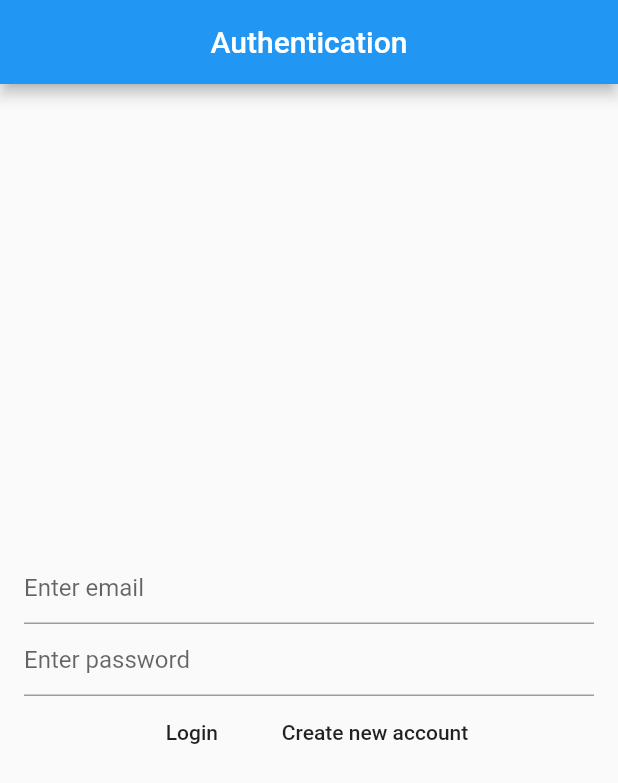
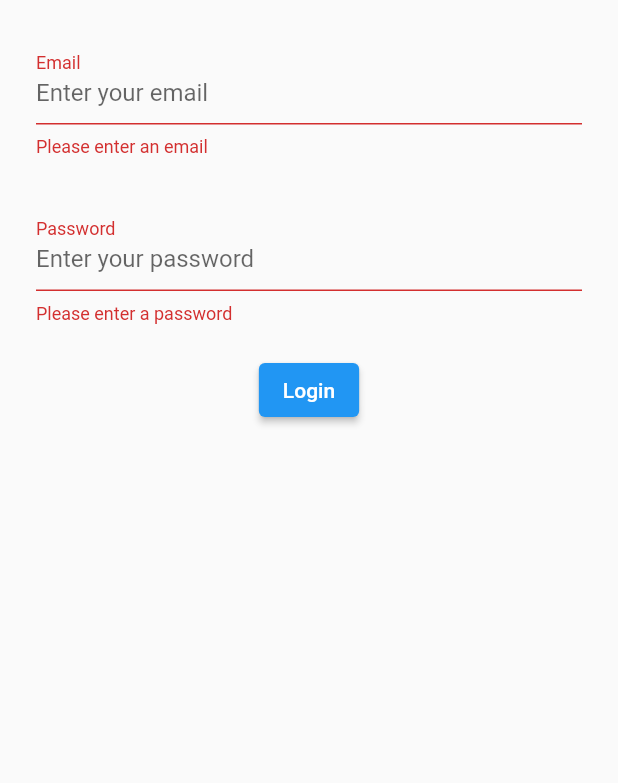
Before and after one commit to casa98/UniFavores-Flutter, a Flutter app: the screen it shows after launch, after a tap on "Login", on a phone screen of 412 x 824 dp. Shown: the top 783 px of the screen. Run offline on Flutter 3.47's test engine with Material 2 defaults, Android fonts, the phone set to English and light mode, and no system bars; our stand-ins replace email_validator, firebase_auth, firebase_core; accounts and stored records are empty.

Commit message:
Setup new Login (not UI yet)

```diff
--- a/lib/main.dart
+++ b/lib/main.dart
@@ -16,7 +16,6 @@ class MyApp extends StatelessWidget {
   @override
   Widget build(BuildContext context) {
     return MaterialApp(
-      initialRoute: '/',
       routes: {
         '/': (context) => Wrapper(),
         '/home': (context) => HomePage('Unassigned Favors'),
--- a/lib/screens/auth/login.dart
+++ b/lib/screens/auth/login.dart
@@ -1,4 +1,6 @@
+import 'package:auth/services/auth.dart';
 import 'package:flutter/material.dart';
+import 'package:email_validator/email_validator.dart';
 
 class Login extends StatefulWidget {
   final Function toggleView;
@@ -9,9 +11,84 @@ class Login extends StatefulWidget {
 }
 
 class _LoginState extends State<Login> {
+  final _formKey = GlobalKey<FormState>();
+  String _email;
+  String _password;
+  AuthService _auth = AuthService();
+
   @override
   Widget build(BuildContext context) {
-    return Center(
+    return Scaffold(
+      body: SafeArea(
+        child: Container(
+          padding: EdgeInsets.all(24.0),
+          child: Form(
+            key: _formKey,
+            child: Column(
+              children: [
+                buildEmailFormField(),
+                SizedBox(height: 30.0),
+                buildPasswordFormField(),
+                SizedBox(height: 20.0),
+                submitButton(),
+              ],
+            ),
+          ),
+        ),
+      ),
+    );
+  }
+
+  TextFormField buildEmailFormField() {
+    return TextFormField(
+      onChanged: (value) => _email = value,
+      validator: (value) {
+        if (value.isNotEmpty) {
+          if (!EmailValidator.validate(value)) {
+            return 'Please enter a valid email';
+          }
+        } else {
+          return 'Please enter an email';
+        }
+        return null;
+      },
+      decoration: InputDecoration(
+        labelText: "Email",
+        hintText: "Enter your email",
+        floatingLabelBehavior: FloatingLabelBehavior.always,
+      ),
+    );
+  }
+
+  TextFormField buildPasswordFormField() {
+    return TextFormField(
+      obscureText: true,
+      onChanged: (value) => _password = value,
+      validator: (value) {
+        if (value.isNotEmpty) {
+          if (value.length < 6) {
+            return 'Please enter a longer password (>5)';
+          }
+        } else {
+          return 'Please enter a password';
+        }
+        return null;
+      },
+      decoration: InputDecoration(
+        labelText: "Password",
+        hintText: "Enter your password",
+        floatingLabelBehavior: FloatingLabelBehavior.always,
+      ),
+    );
+  }
+
+  ElevatedButton submitButton() {
+    return ElevatedButton(
+      onPressed: () {
+        if (_formKey.currentState.validate()) {
+          _auth.signInWithEmailAndPassword(_email, _password);
+        }
+      },
       child: Text('Login'),
     );
   }
--- a/lib/screens/auth/login_page.dart
+++ /dev/null
@@ -1,64 +0,0 @@
-import 'package:auth/services/auth.dart';
-import 'package:flutter/material.dart';
-
-class LoginPage extends StatefulWidget {
-  @override
-  _LoginPageState createState() => _LoginPageState();
-}
-
-class _LoginPageState extends State<LoginPage> {
-  String _email;
-  String _password;
-  AuthService _auth = AuthService();
-
-  @override
-  Widget build(BuildContext context) {
-    return Scaffold(
-      appBar: AppBar(
-        title: Text('Authentication'),
-        centerTitle: true,
-      ),
-      body: Padding(
-        padding: const EdgeInsets.all(16.0),
-        child: Column(
-          mainAxisAlignment: MainAxisAlignment.center,
-          children: [
-            TextField(
-              onChanged: (value) {
-                _email = value;
-              },
-              decoration: InputDecoration(
-                hintText: 'Enter email',
-              ),
-            ),
-            TextField(
-              onChanged: (value) {
-                _password = value;
-              },
-              decoration: InputDecoration(
-                hintText: 'Enter password',
-              ),
-            ),
-            Row(
-              mainAxisAlignment: MainAxisAlignment.center,
-              children: [
-                MaterialButton(
-                  child: Text('Login'),
-                  onPressed: () {
-                    _auth.signInWithEmailAndPassword(_email, _password);
-                  },
-                ),
-                MaterialButton(
-                  child: Text('Create new account'),
-                  onPressed: () {
-                    _auth.createUserWithEmailAndPassword(_email, _password);
-                  },
-                ),
-              ],
-            ),
-          ],
-        ),
-      ),
-    );
-  }
-}
--- a/lib/wrapper.dart
+++ b/lib/wrapper.dart
@@ -1,5 +1,4 @@
 import 'package:auth/screens/auth/authenticate.dart';
-import 'package:auth/screens/auth/login_page.dart';
 import 'package:auth/screens/drawer_screens/home_page.dart';
 import 'package:firebase_auth/firebase_auth.dart';
 import 'package:flutter/material.dart';
@@ -29,8 +28,7 @@ class Wrapper extends StatelessWidget {
                 if (snapshot.connectionState == ConnectionState.active) {
                   User user = snapshot.data;
                   if (user == null) {
-                    //TODO Finish setting up Authenticate() and call it instead
-                    return LoginPage();
+                    return Authenticate();
                   } else {
                     return HomePage('Unassigned Favors');
                   }
--- a/pubspec.yaml
+++ b/pubspec.yaml
@@ -30,6 +30,7 @@ dependencies:
   cupertino_icons: ^1.0.0
   firebase_core: "^0.5.1"
   firebase_auth: "^0.18.2"
+  email_validator: '^1.0.5'
 
 dev_dependencies:
   flutter_test:
```
Also changed, not shown: pubspec.lock.
